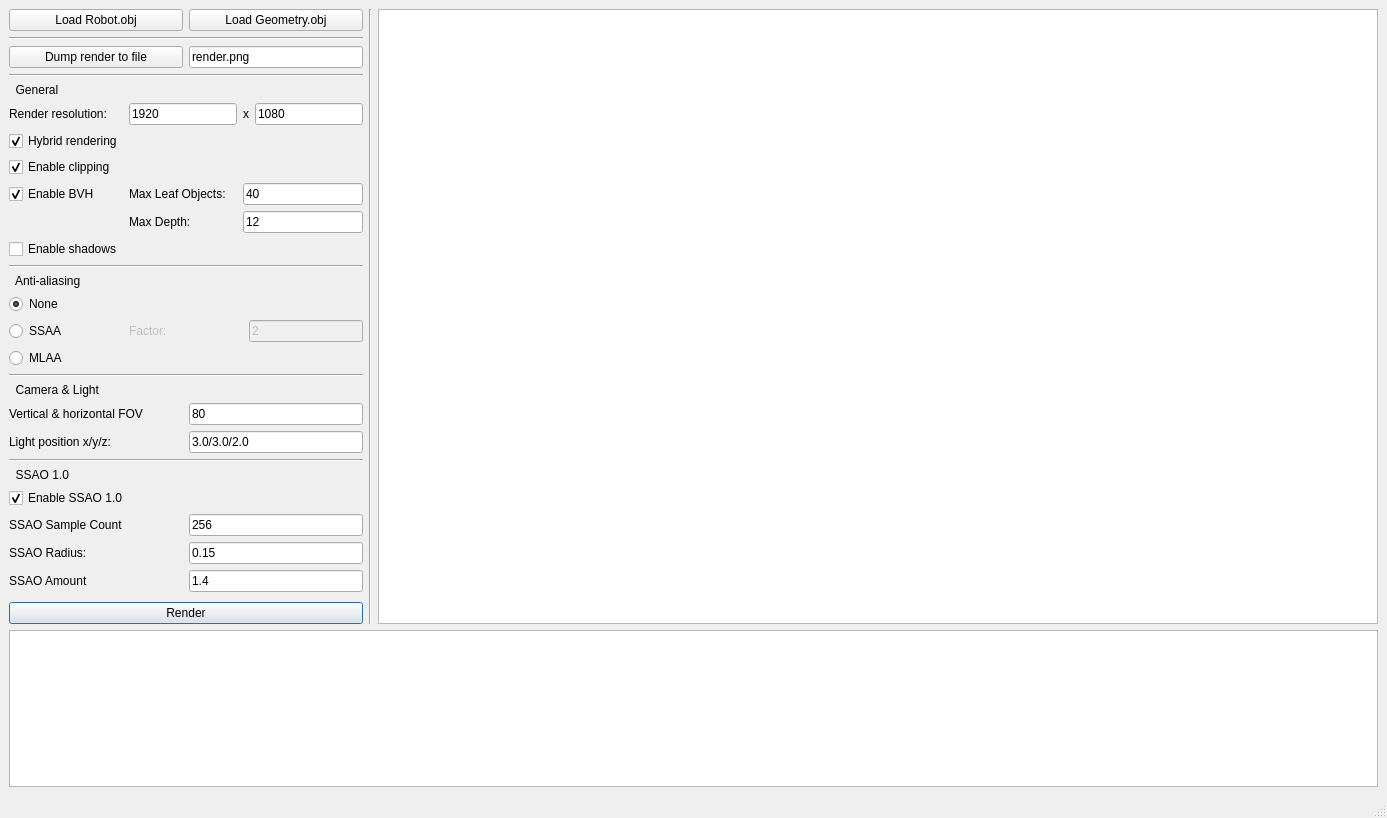
First picture: the form in tp2/projets/QT/mainwindow.ui, repository TomClabault/RayTracerCPP, before the edit.
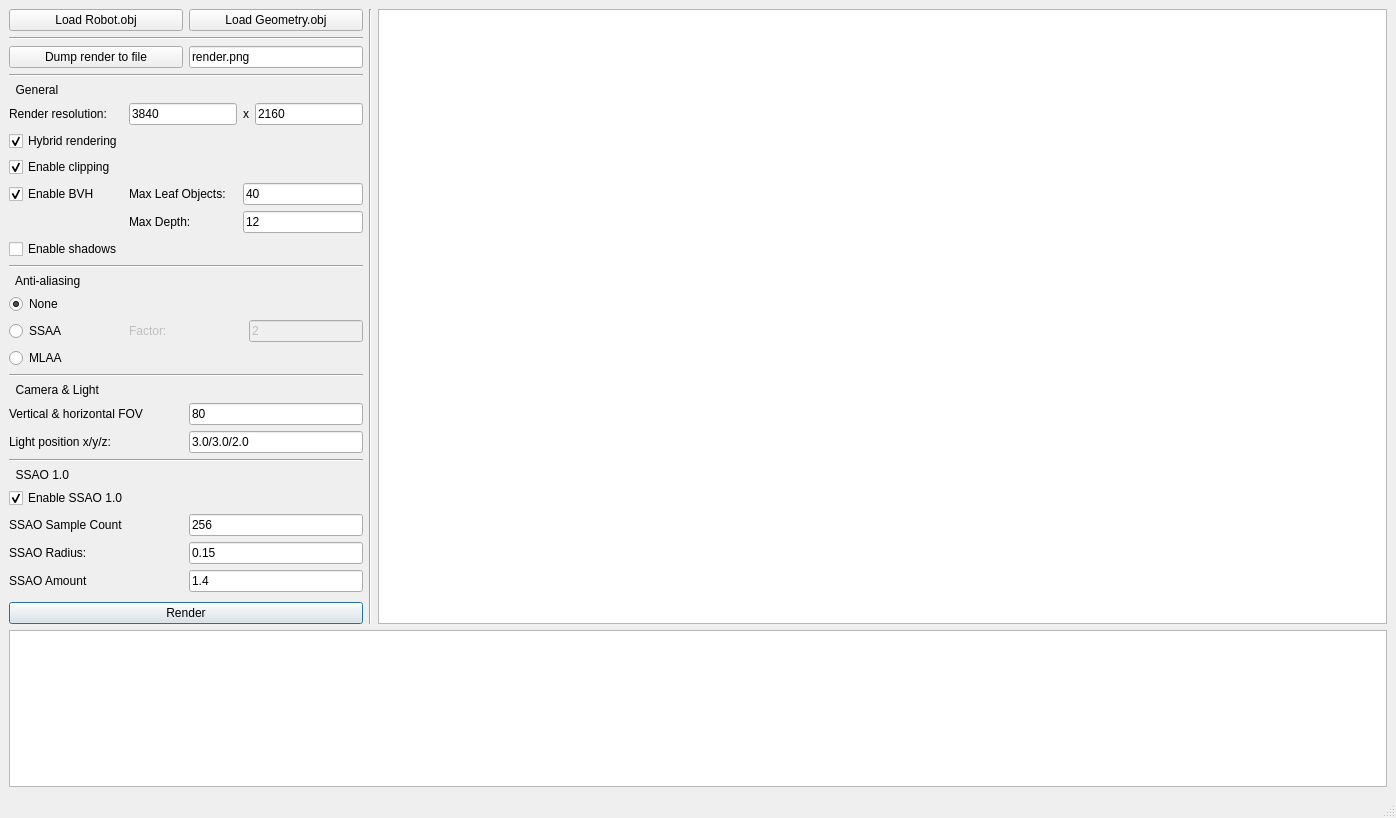
Second picture: the form after the edit.

Commit message: Started debugging rasterizer imprecisions

Diff of the .ui file:
```diff
--- a/tp2/projets/QT/mainwindow.ui
+++ b/tp2/projets/QT/mainwindow.ui
@@ -6,7 +6,7 @@
    <rect>
     <x>0</x>
     <y>0</y>
-    <width>1371</width>
+    <width>1396</width>
     <height>818</height>
    </rect>
   </property>
@@ -144,7 +144,7 @@
                </size>
               </property>
               <property name="text">
-               <string>1080</string>
+               <string>2160</string>
               </property>
              </widget>
             </item>
@@ -259,7 +259,7 @@
              <enum>Qt::RightToLeft</enum>
             </property>
             <property name="text">
-             <string>1920</string>
+             <string>3840</string>
             </property>
            </widget>
           </item>
```
Left out of the diff: 2 changed lines with no effect on the pictures. The commit also changes 2 other files.
